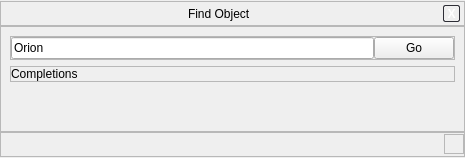
Above: src/gui/searchDialogGui.ui from 519984307/stellarium_src before the change. Below: the same form after it.
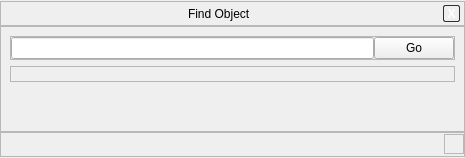
That is the form after the change. Custom widgets are drawn as their Qt base class.

```diff
--- a/src/gui/searchDialogGui.ui
+++ b/src/gui/searchDialogGui.ui
@@ -235,7 +235,7 @@
             <bool>false</bool>
            </property>
            <property name="text" >
-            <string>Orion</string>
+            <string/>
            </property>
           </widget>
          </item>
@@ -297,7 +297,7 @@
             </sizepolicy>
            </property>
            <property name="text" >
-            <string>Completions</string>
+            <string/>
            </property>
           </widget>
          </item>
```
